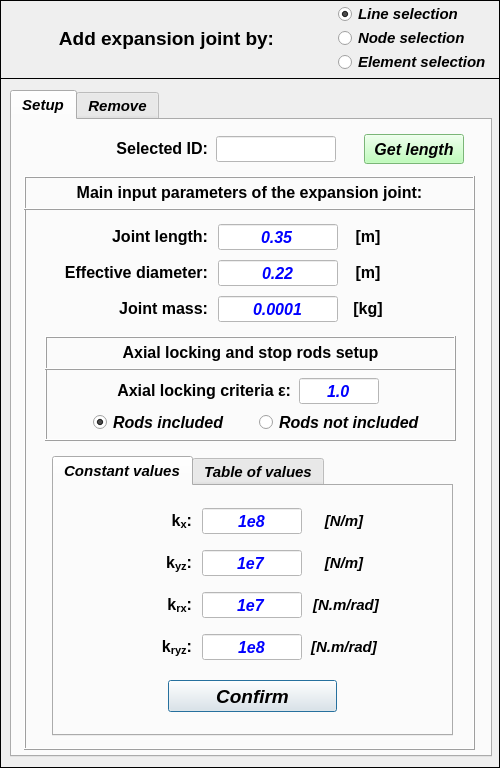
Before: the Qt Designer form data/user_input/ui/Model/Setup/Structural/expansionJointInput.ui in open-pulse/OpenPulse, drawn with Qt 5.
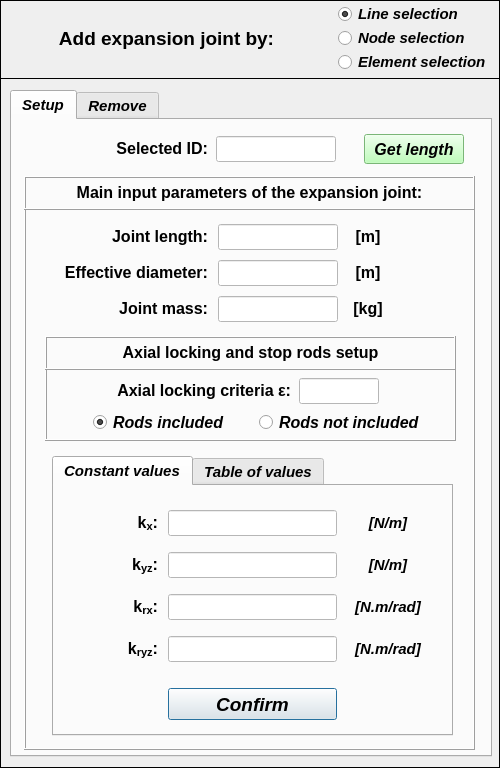
After: the same form once the commit is applied.

Commit message: Expansion joint window reset

Diff of the .ui file:
```diff
--- a/data/user_input/ui/Model/Setup/Structural/expansionJointInput.ui
+++ b/data/user_input/ui/Model/Setup/Structural/expansionJointInput.ui
@@ -461,7 +461,7 @@
 background-color: rgb(255, 255, 255);</string>
        </property>
        <property name="text">
-        <string>0.22</string>
+        <string/>
        </property>
        <property name="alignment">
         <set>Qt::AlignCenter</set>
@@ -508,7 +508,7 @@
 background-color: rgb(255, 255, 255);</string>
        </property>
        <property name="text">
-        <string>0.0001</string>
+        <string/>
        </property>
        <property name="alignment">
         <set>Qt::AlignCenter</set>
@@ -555,7 +555,7 @@
 background-color: rgb(255, 255, 255);</string>
        </property>
        <property name="text">
-        <string>0.35</string>
+        <string/>
        </property>
        <property name="alignment">
         <set>Qt::AlignCenter</set>
@@ -694,7 +694,7 @@
          <property name="geometry">
           <rect>
            <x>114</x>
-           <y>194</y>
+           <y>202</y>
            <width>169</width>
            <height>32</height>
           </rect>
@@ -736,8 +736,8 @@
         <widget class="QLabel" name="label_14">
          <property name="geometry">
           <rect>
-           <x>250</x>
-           <y>22</y>
+           <x>294</x>
+           <y>24</y>
            <width>80</width>
            <height>26</height>
           </rect>
@@ -776,21 +776,21 @@
          </property>
          <property name="geometry">
           <rect>
-           <x>148</x>
-           <y>148</y>
-           <width>100</width>
+           <x>114</x>
+           <y>150</y>
+           <width>169</width>
            <height>26</height>
           </rect>
          </property>
          <property name="minimumSize">
           <size>
-           <width>100</width>
+           <width>169</width>
            <height>26</height>
           </size>
          </property>
          <property name="maximumSize">
           <size>
-           <width>100</width>
+           <width>169</width>
            <height>26</height>
           </size>
          </property>
@@ -808,7 +808,7 @@
 background-color: rgb(255, 255, 255);</string>
          </property>
          <property name="text">
-          <string>1e8</string>
+          <string/>
          </property>
          <property name="alignment">
           <set>Qt::AlignCenter</set>
@@ -820,21 +820,21 @@
          </property>
          <property name="geometry">
           <rect>
-           <x>148</x>
-           <y>106</y>
-           <width>100</width>
+           <x>114</x>
+           <y>108</y>
+           <width>169</width>
            <height>26</height>
           </rect>
          </property>
          <property name="minimumSize">
           <size>
-           <width>100</width>
+           <width>169</width>
            <height>26</height>
           </size>
          </property>
          <property name="maximumSize">
           <size>
-           <width>100</width>
+           <width>169</width>
            <height>26</height>
           </size>
          </property>
@@ -852,7 +852,7 @@
 background-color: rgb(255, 255, 255);</string>
          </property>
          <property name="text">
-          <string>1e7</string>
+          <string/>
          </property>
          <property name="alignment">
           <set>Qt::AlignCenter</set>
@@ -864,8 +864,8 @@
          </property>
          <property name="geometry">
           <rect>
-           <x>88</x>
-           <y>22</y>
+           <x>54</x>
+           <y>24</y>
            <width>50</width>
            <height>26</height>
           </rect>
@@ -904,8 +904,8 @@
         <widget class="QLabel" name="label_87">
          <property name="geometry">
           <rect>
-           <x>250</x>
-           <y>148</y>
+           <x>294</x>
+           <y>150</y>
            <width>80</width>
            <height>26</height>
           </rect>
@@ -944,21 +944,21 @@
          </property>
          <property name="geometry">
           <rect>
-           <x>148</x>
-           <y>22</y>
-           <width>100</width>
+           <x>114</x>
+           <y>24</y>
+           <width>169</width>
            <height>26</height>
           </rect>
          </property>
          <property name="minimumSize">
           <size>
-           <width>100</width>
+           <width>169</width>
            <height>26</height>
           </size>
          </property>
          <property name="maximumSize">
           <size>
-           <width>100</width>
+           <width>169</width>
            <height>26</height>
           </size>
          </property>
@@ -976,7 +976,7 @@
 background-color: rgb(255, 255, 255);</string>
          </property>
          <property name="text">
-          <string>1e8</string>
+          <string/>
          </property>
          <property name="alignment">
           <set>Qt::AlignCenter</set>
@@ -988,21 +988,21 @@
          </property>
          <property name="geometry">
           <rect>
-           <x>148</x>
-           <y>64</y>
-           <width>100</width>
+           <x>114</x>
+           <y>66</y>
+           <width>169</width>
            <height>26</height>
           </rect>
          </property>
          <property name="minimumSize">
           <size>
-           <width>100</width>
+           <width>169</width>
            <height>26</height>
           </size>
          </property>
          <property name="maximumSize">
           <size>
-           <width>100</width>
+           <width>169</width>
            <height>26</height>
           </size>
          </property>
@@ -1020,7 +1020,7 @@
 background-color: rgb(255, 255, 255);</string>
          </property>
          <property name="text">
-          <string>1e7</string>
+          <string/>
          </property>
          <property name="alignment">
           <set>Qt::AlignCenter</set>
@@ -1029,8 +1029,8 @@
         <widget class="QLabel" name="label_15">
          <property name="geometry">
           <rect>
-           <x>250</x>
-           <y>64</y>
+           <x>294</x>
+           <y>66</y>
            <width>80</width>
            <height>26</height>
           </rect>
@@ -1069,8 +1069,8 @@
          </property>
          <property name="geometry">
           <rect>
-           <x>88</x>
-           <y>64</y>
+           <x>54</x>
+           <y>66</y>
            <width>50</width>
            <height>26</height>
           </rect>
@@ -1112,8 +1112,8 @@
          </property>
          <property name="geometry">
           <rect>
-           <x>88</x>
-           <y>106</y>
+           <x>54</x>
+           <y>108</y>
            <width>50</width>
            <height>26</height>
           </rect>
@@ -1155,8 +1155,8 @@
          </property>
          <property name="geometry">
           <rect>
-           <x>88</x>
-           <y>148</y>
+           <x>54</x>
+           <y>150</y>
            <width>50</width>
            <height>26</height>
           </rect>
@@ -1195,8 +1195,8 @@
         <widget class="QLabel" name="label_88">
          <property name="geometry">
           <rect>
-           <x>252</x>
-           <y>106</y>
+           <x>294</x>
+           <y>108</y>
            <width>80</width>
            <height>26</height>
           </rect>
@@ -1893,7 +1893,7 @@
 background-color: rgb(255, 255, 255);</string>
         </property>
         <property name="text">
-         <string>1.0</string>
+         <string/>
         </property>
         <property name="alignment">
          <set>Qt::AlignCenter</set>
```
Left out of the diff: 10 changed lines with no effect on the pictures.
